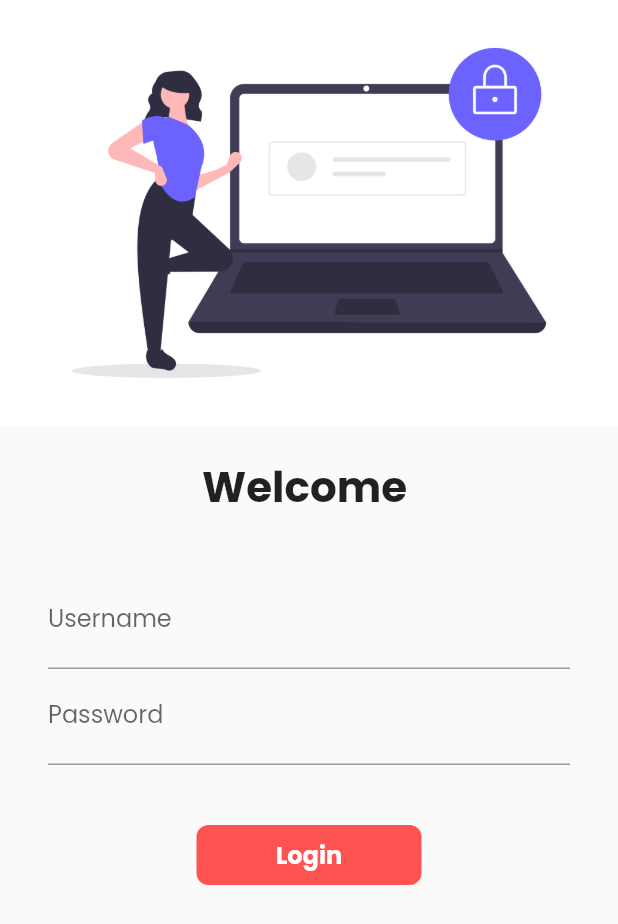
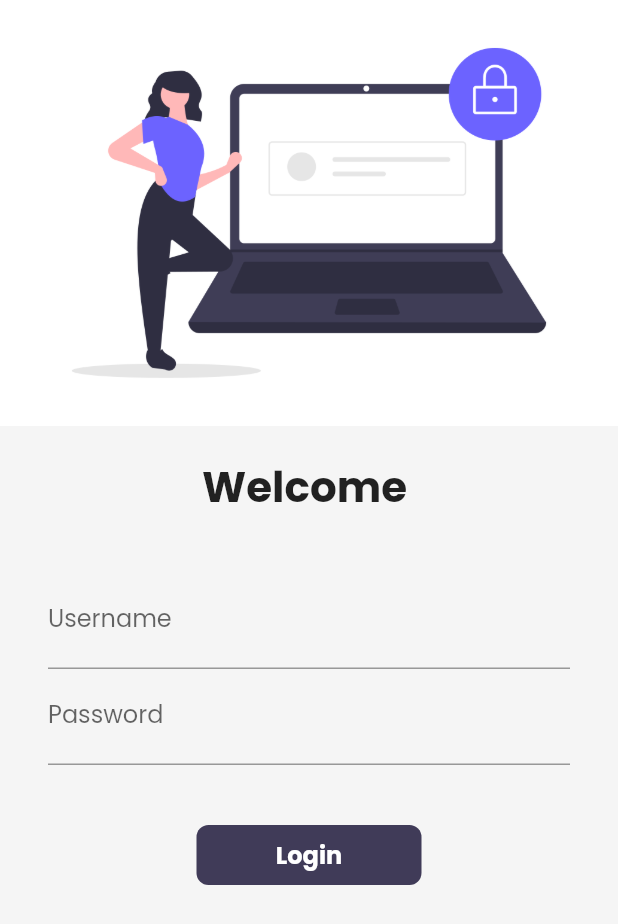
Before and after one commit to natvar97/FlutterCatalog30DaysOfFlutter, a Flutter app: the LoginPage screen opened by its route, on a phone screen of 412 x 824 dp. Shown: the top 924 px of the screen. Run offline on Flutter 3.47's test engine with Material 2 defaults, Android fonts, the phone set to English and light mode, and no system bars; our stand-ins replace google_fonts, velocity_x; network calls fail.

Commit message:
day20 completed

```diff
--- a/lib/main.dart
+++ b/lib/main.dart
@@ -21,7 +21,7 @@ class MyApp extends StatelessWidget {
     return MaterialApp(
       debugShowCheckedModeBanner: false,
       // home: HomePage(),
-      themeMode: ThemeMode.light,
+      themeMode: ThemeMode.system,
       theme: MyTheme.lightTheme(context),
       darkTheme: MyTheme.darkTheme(context),
       initialRoute: MyRoutes.homeRoute,
--- a/lib/pages/home_widgets/catalog_header.dart
+++ b/lib/pages/home_widgets/catalog_header.dart
@@ -8,7 +8,7 @@ class CatalogHeader extends StatelessWidget {
     return Column(
       crossAxisAlignment: CrossAxisAlignment.start,
       children: [
-        "Catalog App".text.xl5.bold.color(MyTheme.darkBluishColor).make(),
+        "Catalog App".text.xl5.bold.color(Theme.of(context).accentColor).make(),
         "Trending Products".text.xl2.make(),
       ],
     );
--- a/lib/pages/login_page.dart
+++ b/lib/pages/login_page.dart
@@ -35,6 +35,7 @@ class _LoginPageState extends State<LoginPage> {
   @override
   Widget build(BuildContext context) {
     return Material(
+      color: Theme.of(context).canvasColor,
       child: SingleChildScrollView(
         child: Form(
           key: _formKey,
@@ -97,7 +98,7 @@ class _LoginPageState extends State<LoginPage> {
                       height: 40,
                     ),
                     Material(
-                      color: Colors.redAccent,
+                      color: Theme.of(context).buttonColor,
                       borderRadius:
                           BorderRadius.circular(changeButton ? 50 : 8),
                       child: InkWell(
--- a/lib/widgets/themes.dart
+++ b/lib/widgets/themes.dart
@@ -1,9 +1,14 @@
 import 'package:flutter/material.dart';
 import 'package:google_fonts/google_fonts.dart';
+import 'package:velocity_x/velocity_x.dart';
 
 class MyTheme {
   static ThemeData lightTheme(BuildContext context) => ThemeData(
         primarySwatch: Colors.deepPurple,
+        cardColor: Colors.white,
+        canvasColor: creamColor,
+        accentColor: darkBluishColor,
+        buttonColor: darkBluishColor,
         fontFamily: GoogleFonts.poppins().fontFamily,
         appBarTheme: AppBarTheme(
             color: Colors.white,
@@ -16,10 +21,24 @@ class MyTheme {
 
   static ThemeData darkTheme(BuildContext context) => ThemeData(
         brightness: Brightness.dark,
-        // primarySwatch: Colors.deepPurple,
+        primarySwatch: Colors.deepPurple,
+        cardColor: Colors.black,
+        canvasColor: darkCreamColor,
+        buttonColor: lightBluishColor,
+        accentColor: Colors.white,
+        fontFamily: GoogleFonts.poppins().fontFamily,
+        appBarTheme: AppBarTheme(
+            color: Colors.black,
+            elevation: 0.0,
+            iconTheme: IconThemeData(
+              color: Colors.white,
+            ),
+            textTheme: Theme.of(context).textTheme),
       );
 
   // colors
   static Color creamColor = Color(0xfff5f5f5);
+  static Color darkCreamColor = Vx.gray900;
   static Color darkBluishColor = Color(0xff403b58);
+  static Color lightBluishColor = Vx.indigo500;
 }
```
Also changed, not shown: lib/pages/home_detail_page.dart (+5 -5 lines), lib/pages/home_page.dart (+6 -3 lines), lib/pages/home_widgets/catalog_image.dart (+8 -1 lines), lib/pages/home_widgets/catalog_list.dart (+7 -4 lines).
